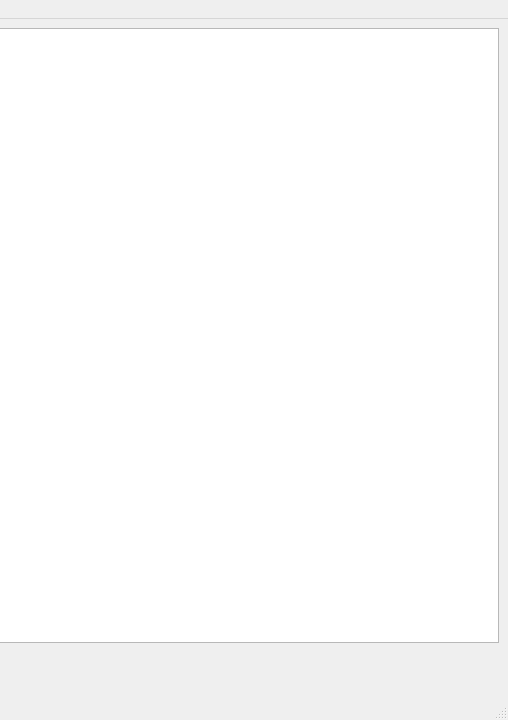
Before: the Qt Designer form mainwindow.ui in FortuneStreetModding/csmm-qt, drawn with Qt 5; both pictures show x 772 to 1280 and y 0 to 720 of the 1280 by 720 pixel window.
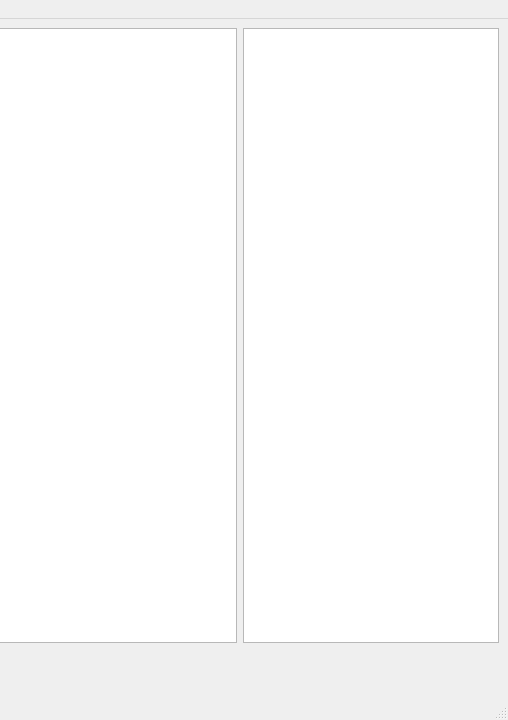
After: the same form once the commit is applied. Custom widgets are drawn as their Qt base class.

Commit message: list current mods on sidebar

Diff of the .ui file:
```diff
--- a/mainwindow.ui
+++ b/mainwindow.ui
@@ -16,7 +16,21 @@
   <widget class="QWidget" name="centralwidget">
    <layout class="QVBoxLayout" name="verticalLayout">
     <item>
-     <widget class="MapDescriptorWidget" name="tableWidget"/>
+     <layout class="QHBoxLayout" name="mainArea">
+      <item>
+       <widget class="MapDescriptorWidget" name="tableWidget"/>
+      </item>
+      <item>
+       <widget class="QListWidget" name="modListWidget">
+        <property name="sizePolicy">
+         <sizepolicy hsizetype="Preferred" vsizetype="Expanding">
+          <horstretch>0</horstretch>
+          <verstretch>0</verstretch>
+         </sizepolicy>
+        </property>
+       </widget>
+      </item>
+     </layout>
     </item>
     <item>
      <widget class="QWidget" name="mapToolbar" native="true">
```
The commit also changes 3 other files.
